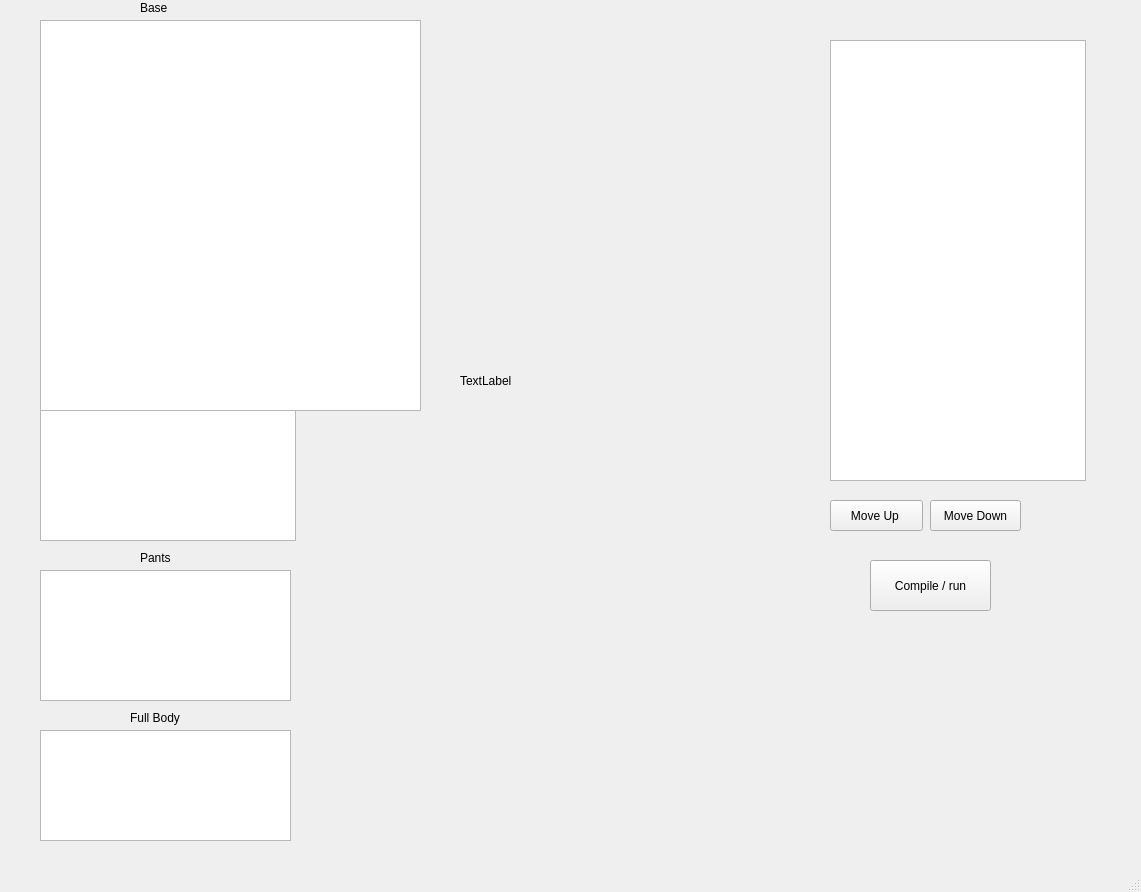
Qt form SkinUI.ui (jaysstewart/MinecraftSkinMaker) before a commit.
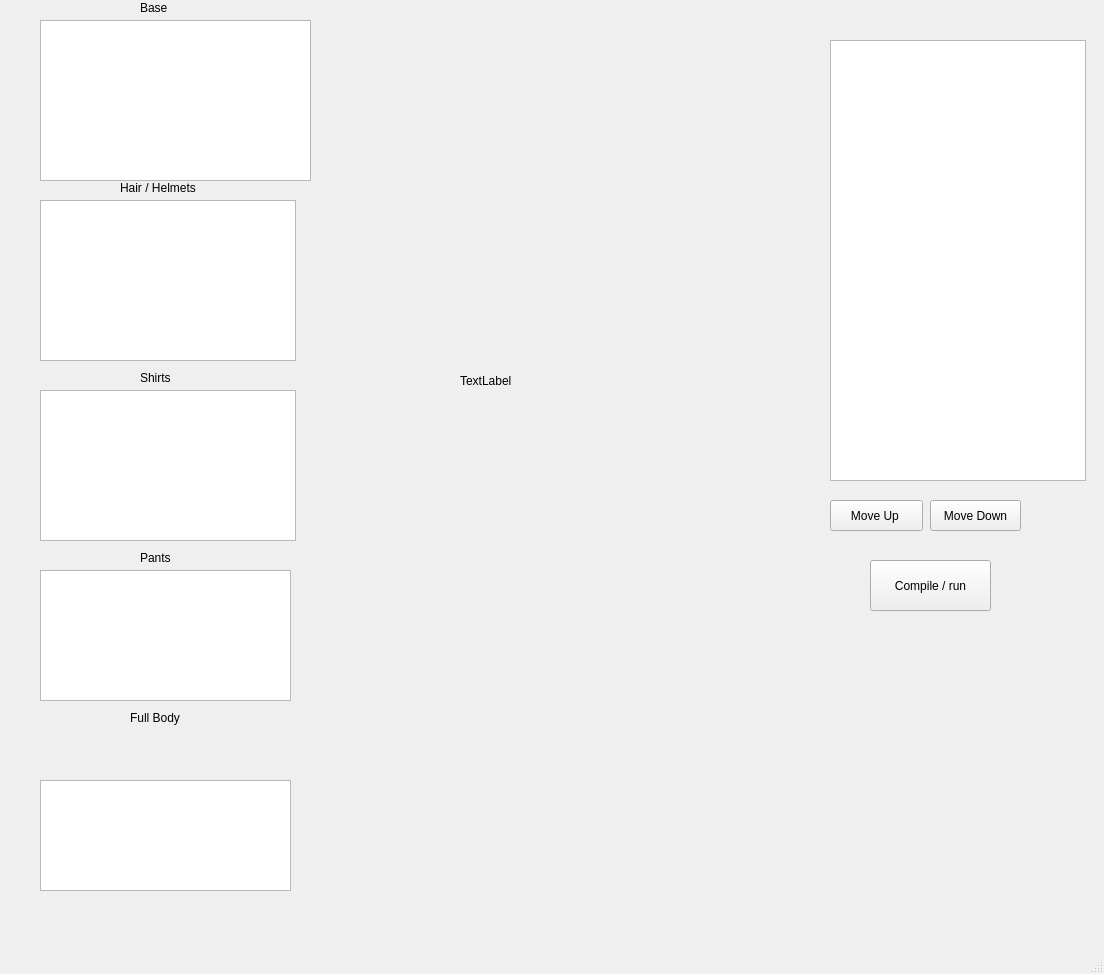
The same form after that commit.

Commit message: Added ImageWidget class in UI. Able to embed image in table columns. Need to create methods to populate table columns with images from array.

Diff of the .ui file:
```diff
--- a/SkinUI.ui
+++ b/SkinUI.ui
@@ -6,8 +6,8 @@
    <rect>
     <x>0</x>
     <y>0</y>
-    <width>1141</width>
-    <height>892</height>
+    <width>1104</width>
+    <height>974</height>
    </rect>
   </property>
   <property name="windowTitle">
@@ -23,6 +23,9 @@
       <height>161</height>
      </rect>
     </property>
+    <property name="gridStyle">
+     <enum>Qt::SolidLine</enum>
+    </property>
    </widget>
    <widget class="QTableView" name="tableView_3">
     <property name="geometry">
@@ -87,7 +90,7 @@
     <property name="geometry">
      <rect>
       <x>40</x>
-      <y>730</y>
+      <y>780</y>
       <width>251</width>
       <height>111</height>
      </rect>
@@ -186,8 +189,8 @@
      <rect>
       <x>40</x>
       <y>20</y>
-      <width>381</width>
-      <height>391</height>
+      <width>271</width>
+      <height>161</height>
      </rect>
     </property>
    </widget>
```
Left out of the diff: 2 changed lines with no effect on the pictures. The commit also changes 2 other files.
